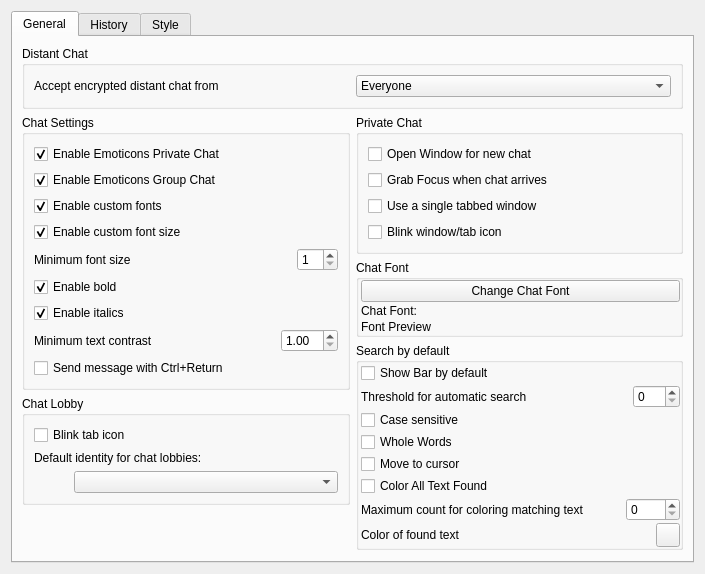
Old version of the form retroshare-gui/src/gui/settings/ChatPage.ui in the repository RetroShare/RetroShare.
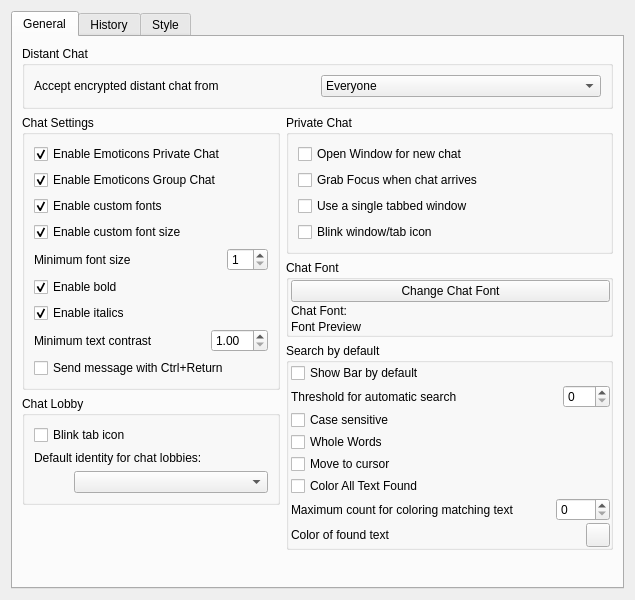
New version of the form. Custom widgets are drawn as their Qt base class.

```diff
--- a/retroshare-gui/src/gui/settings/ChatPage.ui
+++ b/retroshare-gui/src/gui/settings/ChatPage.ui
@@ -6,11 +6,11 @@
    <rect>
     <x>0</x>
     <y>0</y>
-    <width>705</width>
-    <height>517</height>
+    <width>635</width>
+    <height>600</height>
    </rect>
   </property>
-  <layout class="QGridLayout" name="gridLayout_2">
+  <layout class="QGridLayout">
    <item row="3" column="0">
     <widget class="QTabWidget" name="tabWidget">
      <property name="currentIndex">
```
Left out of the diff: 120 changed lines with no effect on the pictures.
